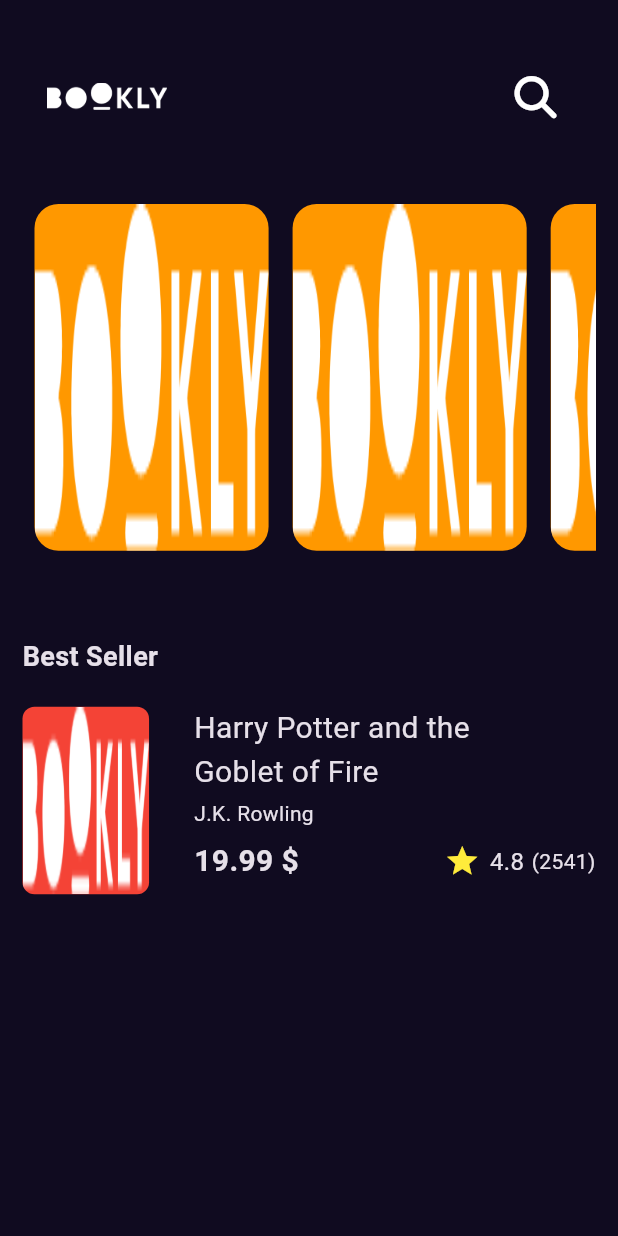
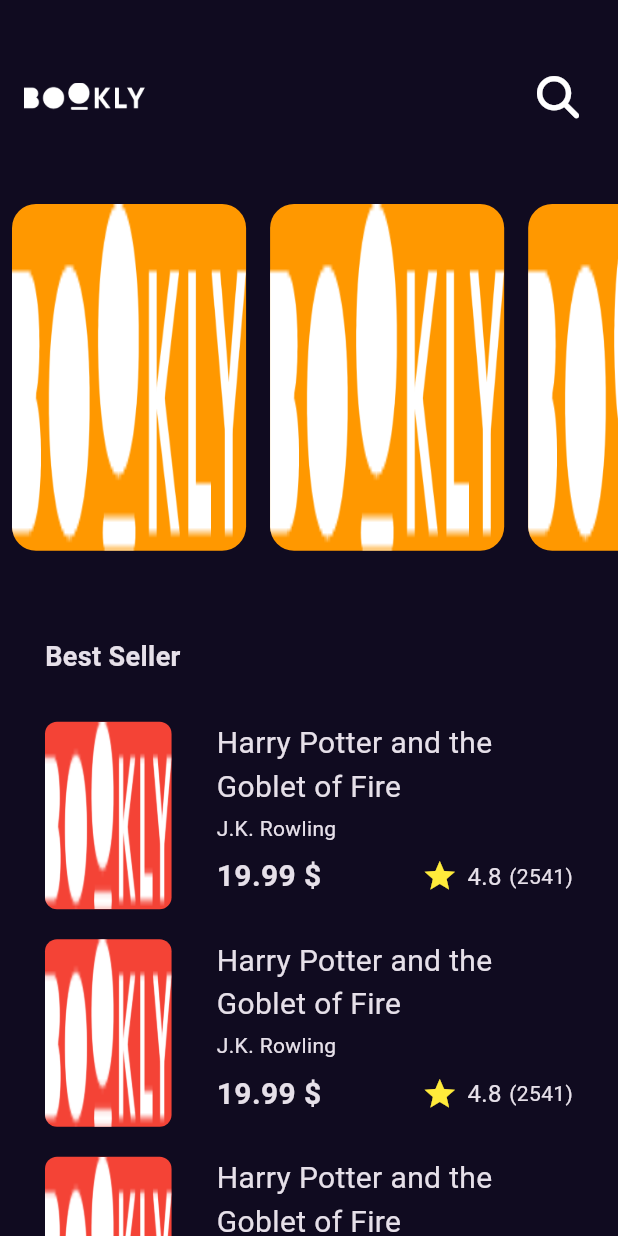
Before and after one commit to houssainebendhieb/bookly, a Flutter app: the screen it shows after launch, on a phone screen of 412 x 824 dp. Run offline on Flutter 3.47's test engine with Material 3 defaults, Android fonts, the phone set to English and light mode, and no system bars; our stand-ins replace font_awesome_flutter, get, go_router.

```diff
--- /dev/null
+++ b/lib/core/utils/app_router.dart
@@ -0,0 +1,25 @@
+import 'package:bookly/features/home/presentation/views/home_view.dart';
+import 'package:bookly/features/splash/presentation/views/splash_view.dart';
+import 'package:flutter/material.dart';
+import 'package:go_router/go_router.dart';
+
+abstract class AppRouter {
+  static final GoRouter router = GoRouter(
+    routes: <RouteBase>[
+      GoRoute(
+        path: '/',
+        builder: (BuildContext context, GoRouterState state) {
+          return const SplashView();
+        },
+        routes: <RouteBase>[
+          GoRoute(
+            path: 'home',
+            builder: (BuildContext context, GoRouterState state) {
+              return const HomeView();
+            },
+          ),
+        ],
+      ),
+    ],
+  );
+}
--- /dev/null
+++ b/lib/features/home/presentation/views/books_detail_view.dart
@@ -0,0 +1,11 @@
+import 'package:bookly/features/home/presentation/views/widgets/book_detail_view_body.dart';
+import 'package:flutter/material.dart';
+
+class BookDetailView extends StatelessWidget {
+  const BookDetailView({super.key});
+
+  @override
+  Widget build(BuildContext context) {
+    return const Scaffold(body: BookDetailViewBody());
+  }
+}
--- a/lib/features/home/presentation/views/widgets/best_seller_item.dart
+++ b/lib/features/home/presentation/views/widgets/best_seller_item.dart
@@ -1,5 +1,6 @@
 import 'package:bookly/core/utils/assets.dart';
 import 'package:bookly/core/utils/style.dart';
+import 'package:bookly/features/home/presentation/views/widgets/bookrating.dart';
 import 'package:flutter/material.dart';
 
 class BestSellerItemList extends StatelessWidget {
@@ -55,22 +56,3 @@ class BestSellerItemList extends StatelessWidget {
     );
   }
 }
-
-class BookRating extends StatelessWidget {
-  const BookRating({super.key});
-  Widget build(context) {
-    return const Row(
-      children: [
-        Icon(Icons.star, color: Colors.yellow),
-        SizedBox(
-          width: 6.3,
-        ),
-        Text("4.8", style: Styles.textStyle16),
-        SizedBox(
-          width: 5,
-        ),
-        Text("(2541)", style: Styles.textStyle14),
-      ],
-    );
-  }
-}
--- /dev/null
+++ b/lib/features/home/presentation/views/widgets/book_detail_view_body.dart
@@ -0,0 +1,14 @@
+import 'package:flutter/material.dart';
+
+class BookDetailViewBody extends StatelessWidget {
+  const BookDetailViewBody({super.key});
+
+  @override
+  Widget build(BuildContext context) {
+    return Column(
+      children: [
+
+      ],
+    );
+  }
+}
--- /dev/null
+++ b/lib/features/home/presentation/views/widgets/bookrating.dart
@@ -0,0 +1,21 @@
+import 'package:bookly/core/utils/style.dart';
+import 'package:flutter/material.dart';
+
+class BookRating extends StatelessWidget {
+  const BookRating({super.key});
+  Widget build(context) {
+    return const Row(
+      children: [
+        Icon(Icons.star, color: Colors.yellow),
+        SizedBox(
+          width: 6.3,
+        ),
+        Text("4.8", style: Styles.textStyle16),
+        SizedBox(
+          width: 5,
+        ),
+        Text("(2541)", style: Styles.textStyle14),
+      ],
+    );
+  }
+}
--- a/lib/features/home/presentation/views/widgets/home_view_body.dart
+++ b/lib/features/home/presentation/views/widgets/home_view_body.dart
@@ -9,9 +9,12 @@ class HomeViewBody extends StatelessWidget {
 
   @override
   Widget build(BuildContext context) {
-    return Padding(
-      padding: const EdgeInsets.symmetric(horizontal: 15),
-      child: const Column(
+    return const CustomScrollView(
+      slivers: [
+        SliverToBoxAdapter(
+            child: Padding(
+          padding: EdgeInsets.zero,
+          child: Column(
             crossAxisAlignment: CrossAxisAlignment.start,
             children: [
               CustomAppBar(),
@@ -19,13 +22,40 @@ class HomeViewBody extends StatelessWidget {
               SizedBox(
                 height: 50,
               ),
-          Text("Best Seller", style: Styles.textStyle18),
+              Padding(
+                padding: EdgeInsets.symmetric(horizontal: 30),
+                child: Text("Best Seller", style: Styles.textStyle18),
+              ),
               SizedBox(
                 height: 20,
               ),
-          BestSellerItemList(),
+              // BestSellerListView(),
             ],
           ),
+        )),
+        SliverToBoxAdapter(
+          child: Padding(
+            padding: EdgeInsets.symmetric(horizontal: 30),
+            child: BestSellerListView(),
+          ),
+        )
+      ],
     );
   }
 }
+
+class BestSellerListView extends StatelessWidget {
+  const BestSellerListView({super.key});
+  Widget build(context) {
+    return ListView.builder(
+        shrinkWrap: true,
+        physics: const NeverScrollableScrollPhysics(),
+        itemCount: 10,
+        itemBuilder: (context, index) {
+          return const Padding(
+            padding: EdgeInsets.symmetric(vertical: 10),
+            child: BestSellerItemList(),
+          );
+        });
+  }
+}
--- a/lib/features/splash/presentation/views/widgets/splash_view_body.dart
+++ b/lib/features/splash/presentation/views/widgets/splash_view_body.dart
@@ -4,6 +4,7 @@ import 'package:bookly/features/home/presentation/views/home_view.dart';
 import 'package:bookly/features/splash/presentation/views/widgets/slidint_text.dart';
 import 'package:flutter/material.dart';
 import 'package:get/get.dart';
+import 'package:go_router/go_router.dart';
 
 class SplashViewBody extends StatefulWidget {
   const SplashViewBody({super.key});
@@ -45,8 +46,9 @@ class _SplashViewBodyState extends State<SplashViewBody>
 
   void navigateToHome() {
     Future.delayed(const Duration(seconds: 2), () {
-      Get.to(() =>const  HomeView(),
-          transition: Transition.fade, duration: kTranstionDuration);
+      GoRouter.of(context).push('/home');
+      //  Get.to(() =>const  HomeView(),
+      //   transition: Transition.fade, duration: kTranstionDuration);
     });
   }
 
--- a/lib/main.dart
+++ b/lib/main.dart
@@ -1,7 +1,6 @@
 import 'package:bookly/constants.dart';
-import 'package:bookly/features/splash/presentation/views/splash_view.dart';
+import 'package:bookly/core/utils/app_router.dart';
 import 'package:flutter/material.dart';
-import 'package:get/get.dart';
 
 void main() {
   runApp(BooklyApp());
@@ -11,10 +10,10 @@ class BooklyApp extends StatelessWidget {
   BooklyApp({super.key});
 
   Widget build(context) {
-    return GetMaterialApp(
-        debugShowCheckedModeBanner: false,
-        theme:
-            ThemeData.dark().copyWith(scaffoldBackgroundColor: kPrimaryColor),
-        home: const SplashView());
+    return MaterialApp.router(
+      routerConfig: AppRouter.router,
+      debugShowCheckedModeBanner: false,
+      theme: ThemeData.dark().copyWith(scaffoldBackgroundColor: kPrimaryColor),
+    );
   }
 }
--- a/pubspec.yaml
+++ b/pubspec.yaml
@@ -34,6 +34,7 @@ dependencies:
     sdk: flutter
   font_awesome_flutter: ^10.7.0
   get: ^4.6.6
+  go_router: ^14.2.3
 
 
 dev_dependencies:
```
Also changed, not shown: pubspec.lock. Lines whose indentation alone changed are shown as unchanged.
